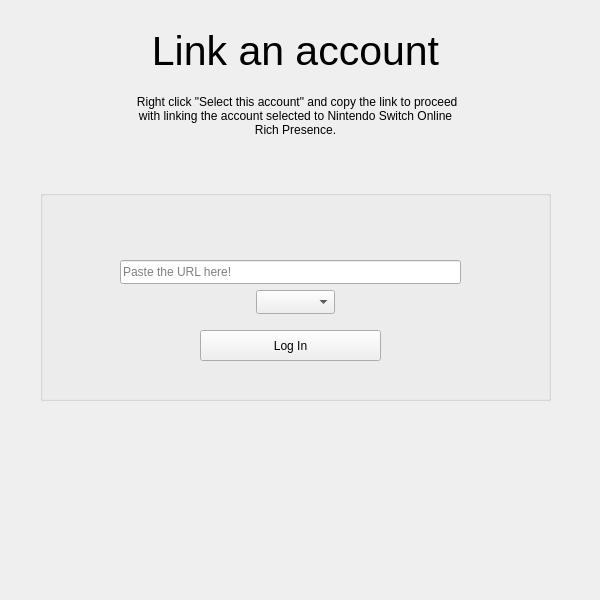
First picture: the form in client/layout/mainwindow.ui, repository MCMi460/NSO-RPC, before the edit.
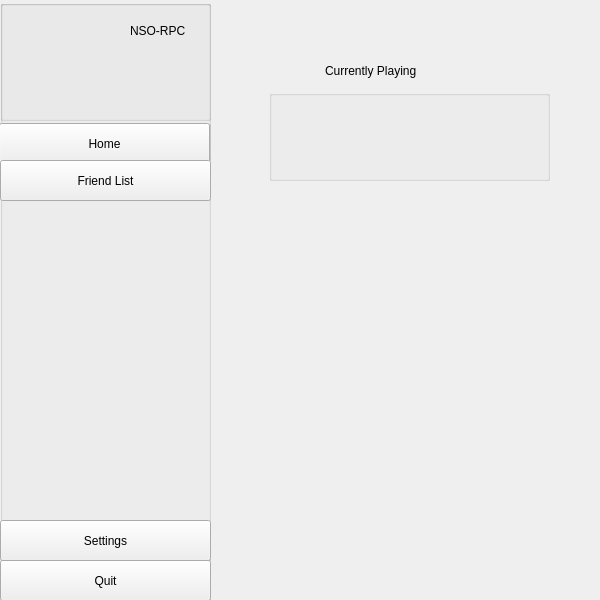
Second picture: the form after the edit. The open tabs and pages were chosen to show the change.

Commit message: Introduce NSO-RPC control panel

```diff
--- a/client/layout/mainwindow.ui
+++ b/client/layout/mainwindow.ui
@@ -13,6 +13,35 @@
   <property name="windowTitle">
    <string>Nintendo Switch Online Rich Presence</string>
   </property>
+  <widget class="QStackedWidget" name="stackedWidget">
+   <property name="geometry">
+    <rect>
+     <x>0</x>
+     <y>0</y>
+     <width>601</width>
+     <height>601</height>
+    </rect>
+   </property>
+   <widget class="QWidget" name="link">
+    <widget class="QLabel" name="label">
+     <property name="geometry">
+      <rect>
+       <x>130</x>
+       <y>80</y>
+       <width>331</width>
+       <height>71</height>
+      </rect>
+     </property>
+     <property name="text">
+      <string> Right click &quot;Select this account&quot; and copy the link to proceed with linking the account selected to Nintendo Switch Online Rich Presence.</string>
+     </property>
+     <property name="alignment">
+      <set>Qt::AlignCenter</set>
+     </property>
+     <property name="wordWrap">
+      <bool>true</bool>
+     </property>
+    </widget>
   <widget class="QGroupBox" name="groupBox">
    <property name="geometry">
     <rect>
@@ -62,31 +91,12 @@
     </property>
    </widget>
   </widget>
-  <widget class="QLabel" name="label">
-   <property name="geometry">
-    <rect>
-     <x>130</x>
-     <y>80</y>
-     <width>331</width>
-     <height>71</height>
-    </rect>
-   </property>
-   <property name="text">
-    <string> Right click &quot;Select this account&quot; and copy the link to proceed with linking the account selected to Nintendo Switch Online Rich Presence.</string>
-   </property>
-   <property name="alignment">
-    <set>Qt::AlignCenter</set>
-   </property>
-   <property name="wordWrap">
-    <bool>true</bool>
-   </property>
-  </widget>
   <widget class="QLabel" name="label_2">
    <property name="geometry">
     <rect>
-     <x>130</x>
+       <x>100</x>
      <y>20</y>
-     <width>331</width>
+       <width>391</width>
      <height>61</height>
     </rect>
    </property>
@@ -101,6 +111,307 @@
    <property name="alignment">
     <set>Qt::AlignCenter</set>
    </property>
+    </widget>
+   </widget>
+   <widget class="QWidget" name="home">
+    <widget class="QGroupBox" name="groupBox_6">
+     <property name="geometry">
+      <rect>
+       <x>0</x>
+       <y>0</y>
+       <width>211</width>
+       <height>601</height>
+      </rect>
+     </property>
+     <property name="title">
+      <string/>
+     </property>
+     <widget class="QGroupBox" name="groupBox_2">
+      <property name="geometry">
+       <rect>
+        <x>0</x>
+        <y>0</y>
+        <width>211</width>
+        <height>121</height>
+       </rect>
+      </property>
+      <property name="title">
+       <string/>
+      </property>
+      <widget class="QLabel" name="label_3">
+       <property name="geometry">
+        <rect>
+         <x>20</x>
+         <y>20</y>
+         <width>61</width>
+         <height>61</height>
+        </rect>
+       </property>
+       <property name="text">
+        <string/>
+       </property>
+      </widget>
+      <widget class="QLabel" name="label_4">
+       <property name="geometry">
+        <rect>
+         <x>20</x>
+         <y>90</y>
+         <width>60</width>
+         <height>16</height>
+        </rect>
+       </property>
+       <property name="text">
+        <string/>
+       </property>
+      </widget>
+      <widget class="QLabel" name="label_5">
+       <property name="geometry">
+        <rect>
+         <x>130</x>
+         <y>20</y>
+         <width>71</width>
+         <height>21</height>
+        </rect>
+       </property>
+       <property name="text">
+        <string>NSO-RPC</string>
+       </property>
+      </widget>
+      <widget class="QLabel" name="label_6">
+       <property name="geometry">
+        <rect>
+         <x>100</x>
+         <y>20</y>
+         <width>21</width>
+         <height>21</height>
+        </rect>
+       </property>
+       <property name="text">
+        <string/>
+       </property>
+      </widget>
+     </widget>
+     <widget class="QGroupBox" name="groupBox_3">
+      <property name="geometry">
+       <rect>
+        <x>0</x>
+        <y>120</y>
+        <width>211</width>
+        <height>41</height>
+       </rect>
+      </property>
+      <property name="title">
+       <string/>
+      </property>
+      <widget class="QPushButton" name="pushButton_2">
+       <property name="geometry">
+        <rect>
+         <x>-1</x>
+         <y>3</y>
+         <width>211</width>
+         <height>41</height>
+        </rect>
+       </property>
+       <property name="text">
+        <string>Home</string>
+       </property>
+      </widget>
+     </widget>
+     <widget class="QGroupBox" name="groupBox_5">
+      <property name="geometry">
+       <rect>
+        <x>0</x>
+        <y>160</y>
+        <width>211</width>
+        <height>41</height>
+       </rect>
+      </property>
+      <property name="title">
+       <string/>
+      </property>
+      <widget class="QPushButton" name="pushButton_3">
+       <property name="geometry">
+        <rect>
+         <x>0</x>
+         <y>0</y>
+         <width>211</width>
+         <height>41</height>
+        </rect>
+       </property>
+       <property name="text">
+        <string>Friend List</string>
+       </property>
+      </widget>
+     </widget>
+     <widget class="QGroupBox" name="groupBox_4">
+      <property name="geometry">
+       <rect>
+        <x>0</x>
+        <y>560</y>
+        <width>211</width>
+        <height>41</height>
+       </rect>
+      </property>
+      <property name="title">
+       <string/>
+      </property>
+      <widget class="QPushButton" name="pushButton_5">
+       <property name="geometry">
+        <rect>
+         <x>0</x>
+         <y>0</y>
+         <width>211</width>
+         <height>41</height>
+        </rect>
+       </property>
+       <property name="text">
+        <string>Quit</string>
+       </property>
+      </widget>
+     </widget>
+     <widget class="QGroupBox" name="groupBox_8">
+      <property name="geometry">
+       <rect>
+        <x>0</x>
+        <y>520</y>
+        <width>211</width>
+        <height>41</height>
+       </rect>
+      </property>
+      <property name="title">
+       <string/>
+      </property>
+      <widget class="QPushButton" name="pushButton_4">
+       <property name="geometry">
+        <rect>
+         <x>0</x>
+         <y>0</y>
+         <width>211</width>
+         <height>41</height>
+        </rect>
+       </property>
+       <property name="text">
+        <string>Settings</string>
+       </property>
+      </widget>
+     </widget>
+    </widget>
+    <widget class="QStackedWidget" name="stackedWidget_2">
+     <property name="geometry">
+      <rect>
+       <x>210</x>
+       <y>0</y>
+       <width>391</width>
+       <height>601</height>
+      </rect>
+     </property>
+     <widget class="QWidget" name="page">
+      <widget class="QGroupBox" name="groupBox_7">
+       <property name="geometry">
+        <rect>
+         <x>59</x>
+         <y>90</y>
+         <width>281</width>
+         <height>91</height>
+        </rect>
+       </property>
+       <property name="title">
+        <string/>
+       </property>
+       <widget class="QLabel" name="label_7">
+        <property name="geometry">
+         <rect>
+          <x>90</x>
+          <y>15</y>
+          <width>171</width>
+          <height>21</height>
+         </rect>
+        </property>
+        <property name="text">
+         <string/>
+        </property>
+       </widget>
+       <widget class="QLabel" name="label_8">
+        <property name="geometry">
+         <rect>
+          <x>15</x>
+          <y>15</y>
+          <width>61</width>
+          <height>61</height>
+         </rect>
+        </property>
+        <property name="text">
+         <string/>
+        </property>
+       </widget>
+       <widget class="QLabel" name="label_10">
+        <property name="geometry">
+         <rect>
+          <x>90</x>
+          <y>35</y>
+          <width>171</width>
+          <height>31</height>
+         </rect>
+        </property>
+        <property name="font">
+         <font>
+          <pointsize>11</pointsize>
+         </font>
+        </property>
+        <property name="text">
+         <string/>
+        </property>
+        <property name="wordWrap">
+         <bool>true</bool>
+        </property>
+       </widget>
+      </widget>
+      <widget class="QLabel" name="label_9">
+       <property name="geometry">
+        <rect>
+         <x>115</x>
+         <y>60</y>
+         <width>171</width>
+         <height>21</height>
+        </rect>
+       </property>
+       <property name="text">
+        <string>Currently Playing</string>
+       </property>
+      </widget>
+     </widget>
+     <widget class="QWidget" name="page_2">
+      <widget class="QLabel" name="label_11">
+       <property name="geometry">
+        <rect>
+         <x>130</x>
+         <y>200</y>
+         <width>141</width>
+         <height>71</height>
+        </rect>
+       </property>
+       <property name="text">
+        <string>Do this later</string>
+       </property>
+      </widget>
+     </widget>
+     <widget class="QWidget" name="page_3">
+      <widget class="QLabel" name="label_12">
+       <property name="geometry">
+        <rect>
+         <x>10</x>
+         <y>0</y>
+         <width>151</width>
+         <height>41</height>
+        </rect>
+       </property>
+       <property name="text">
+        <string>Update status:</string>
+       </property>
+      </widget>
+     </widget>
+    </widget>
+   </widget>
   </widget>
  </widget>
  <resources/>
```
Lines whose indentation alone changed are shown as unchanged. The commit also changes 5 other files.
